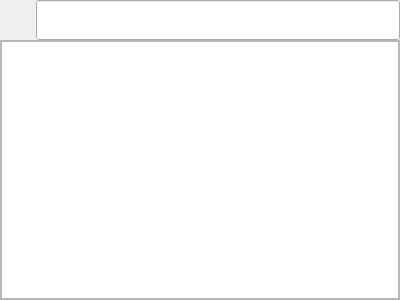
Old version of the form src/widgets/layout-list.ui in the repository openeuler-mirror/kiran-control-panel.
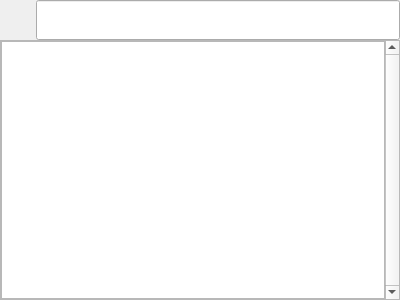
New version of the form.

Commit message:
feature(*):fix scroll bar handle problem and add config and kcp-interface file to combine with kiran-control-panel
- 修复滑动条问题，添加配置文件和控制中心接口文件

What changed in the file:
```diff
--- a/src/widgets/layout-list.ui
+++ b/src/widgets/layout-list.ui
@@ -86,7 +86,7 @@
    <item>
     <widget class="QScrollArea" name="scrollArea">
      <property name="verticalScrollBarPolicy">
-      <enum>Qt::ScrollBarAlwaysOff</enum>
+      <enum>Qt::ScrollBarAlwaysOn</enum>
      </property>
      <property name="horizontalScrollBarPolicy">
       <enum>Qt::ScrollBarAlwaysOff</enum>
@@ -99,7 +99,7 @@
        <rect>
         <x>0</x>
         <y>0</y>
-        <width>398</width>
+        <width>384</width>
         <height>256</height>
        </rect>
       </property>
@@ -185,7 +185,7 @@
               <enum>Qt::NoFocus</enum>
              </property>
              <property name="verticalScrollBarPolicy">
-              <enum>Qt::ScrollBarAsNeeded</enum>
+              <enum>Qt::ScrollBarAlwaysOff</enum>
              </property>
              <property name="horizontalScrollBarPolicy">
               <enum>Qt::ScrollBarAlwaysOff</enum>
```
Left out of the diff: 2 changed lines with no effect on the pictures. The commit also changes 28 other files.
